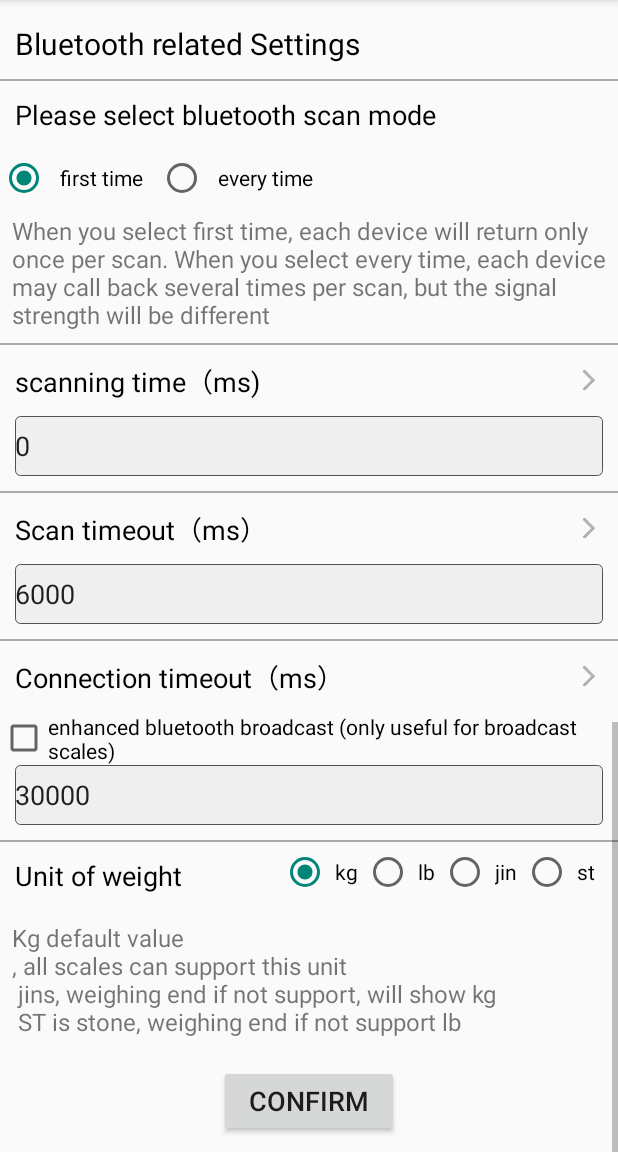
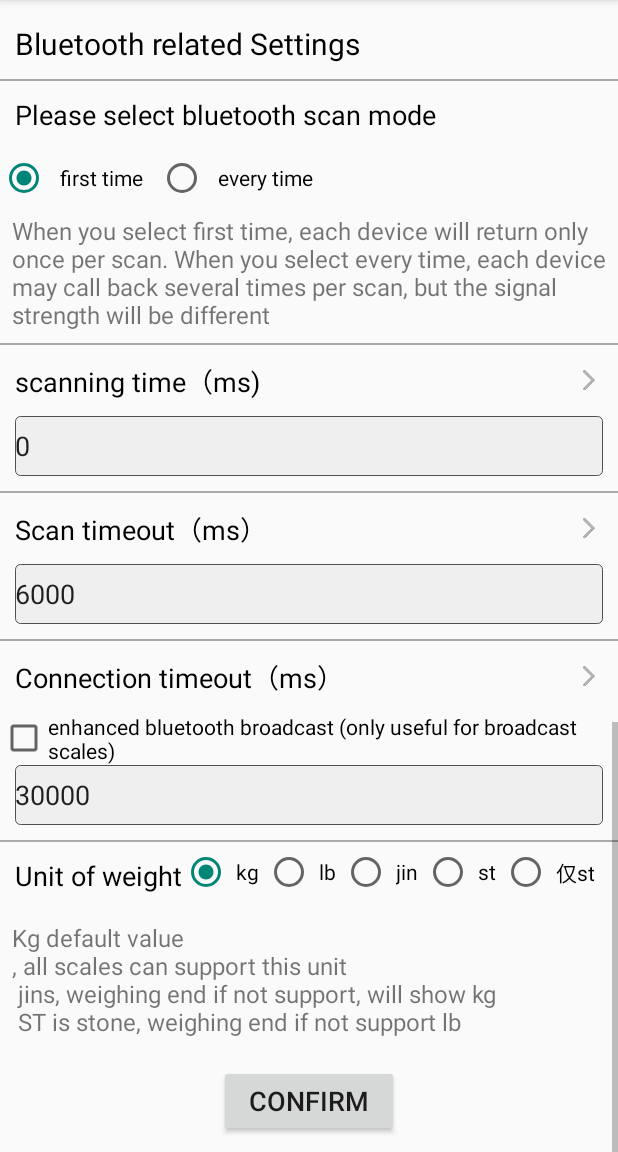
Before and after one commit to YolandaQingniu/qnscalesdk, an Android app: the SettingActivity screen opened directly, with no data from a screen before it, scrolled down 1289 dp, on a phone screen of 412 x 824 dp, the part 84-1236 px from its top. Run offline under Robolectric (Android 15) with nearby library versions, the phone set to English and light mode, and no system bars; our stand-ins replace ButterKnife.

Commit message:
增加仅显示ST单位逻辑

```diff
--- a/app/build.gradle
+++ b/app/build.gradle
@@ -65,7 +65,7 @@ dependencies {
     testCompile 'junit:junit:4.12'
     compile 'cn.bingoogolapple:bga-qrcode-zxing:1.3.6'
     compile project(':qnscalesdk')
-//     compile("com.github.YolandaQingniu:qnscalesdk:2.3.14") {
+//     compile("com.github.YolandaQingniu:qnscalesdk:2.4.0") {
 //         exclude module: "support-v4"//防止和module引用的v4资源版本不同
 //     }
 }
--- a/app/src/main/java/com/qingniu/qnble/demo/view/SettingActivity.java
+++ b/app/src/main/java/com/qingniu/qnble/demo/view/SettingActivity.java
@@ -70,6 +70,8 @@ public class SettingActivity extends AppCompatActivity implements RadioGroup.OnC
     RadioButton mUserUnitJin;
     @BindView(R.id.user_unit_st)
     RadioButton mUserUnitSt;
+    @BindView(R.id.user_unit_st_only)
+    RadioButton mUserUnitStOnly;
     @BindView(R.id.user_gender_grp)
     RadioGroup mUserGenderGrp;
     @BindView(R.id.user_calc_grp)
@@ -394,6 +396,9 @@ public class SettingActivity extends AppCompatActivity implements RadioGroup.OnC
             case R.id.user_unit_st:
                 mBleConfig.setUnit(QNUnit.WEIGHT_UNIT_ST);
                 break;
+            case R.id.user_unit_st_only:
+                mBleConfig.setUnit(QNUnit.WEIGHT_UNIT_ST_ONLY);
+                break;
         }
 
     }
--- a/app/src/main/res/layout/activity_setting.xml
+++ b/app/src/main/res/layout/activity_setting.xml
@@ -703,6 +703,12 @@
                         android:layout_marginStart="4dp"
                         android:paddingStart="4dp"
                         android:text="st" />
+                    <RadioButton
+                        android:id="@+id/user_unit_st_only"
+                        style="@style/user_radio_button"
+                        android:layout_marginStart="4dp"
+                        android:paddingStart="4dp"
+                        android:text="仅st" />
                 </RadioGroup>
 
             </RelativeLayout>
--- a/qnscalesdk/build.gradle
+++ b/qnscalesdk/build.gradle
@@ -7,7 +7,7 @@ android {
         minSdkVersion 15//MIN_SDK_VERSION as int
         targetSdkVersion TARGET_SDK_VERSION as int
         versionCode 1
-        versionName "qnsdk-2.3.12"
+        versionName "qnsdk-2.4.0"
 
         testInstrumentationRunner "android.support.test.runner.AndroidJUnitRunner"
     }
@@ -30,6 +30,6 @@ dependencies {
     })
     testCompile 'junit:junit:4.12'
     compile "com.android.support:support-v4:$ANDROID_SUPPORT_VERSION"
-    //    compile 'com.github.YolandaQingniu:qnscalesdk:2.3.14'
-    compile files('libs/qnsdk-2.3.14.jar')
+    //    compile 'com.github.YolandaQingniu:qnscalesdk:2.4.0'
+    compile files('libs/qnsdk-2.4.0.jar')
 }
```
Also changed, not shown: qnscalesdk/libs/qnsdk-2.3.14.jar (deleted), qnscalesdk/libs/qnsdk-2.4.0.jar (added), 7 other files.
